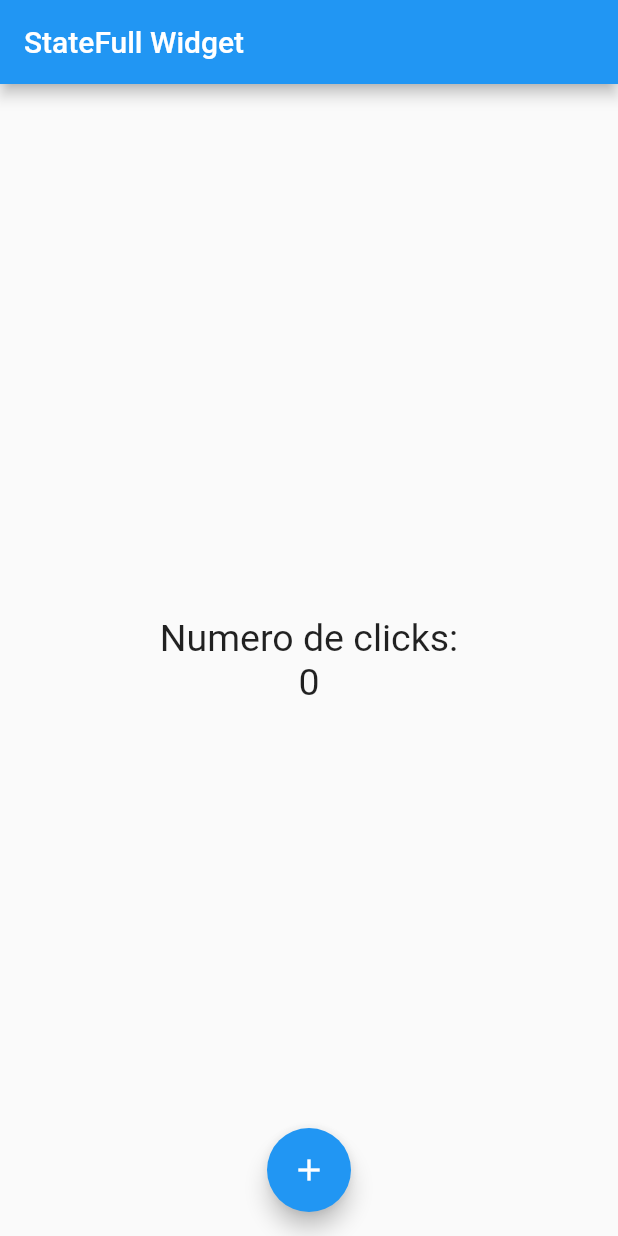
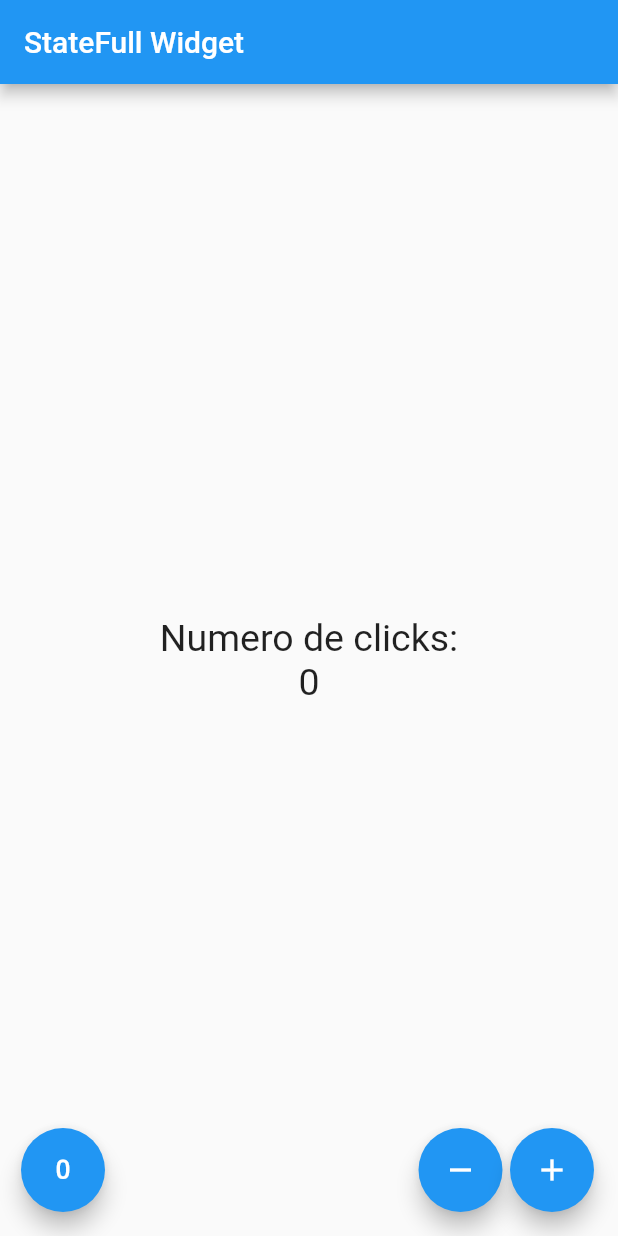
Before and after one commit to eduardo-lr/contador, a Flutter app: the screen it shows after launch, on a phone screen of 412 x 824 dp. Run offline on Flutter 3.47's test engine with Material 2 defaults, Android fonts, the phone set to English and light mode, and no system bars.

```diff
--- a/lib/src/pages/contador_page.dart
+++ b/lib/src/pages/contador_page.dart
@@ -19,12 +19,34 @@ class _ContadorPageState extends State<ContadorPage> {
           Text("Numero de clicks:", style: _estiloTexto),
           Text("$_conteo", style: _estiloTexto)
         ])),
-        floatingActionButton: FloatingActionButton(
+        floatingActionButton: _crearBotones());
+  }
+
+  Widget _crearBotones() {
+    return Row(
+      mainAxisAlignment: MainAxisAlignment.end,
+      children: [
+        SizedBox(
+          width: 30,
+        ),
+        FloatingActionButton(
+            child: Icon(Icons.exposure_zero),
             onPressed: () {
-              _conteo++;
-              setState(() {});
-            },
-            child: Icon(Icons.add)),
-        floatingActionButtonLocation: FloatingActionButtonLocation.centerFloat);
+              null;
+            }),
+        Expanded(child: SizedBox()),
+        FloatingActionButton(
+            child: Icon(Icons.remove),
+            onPressed: () {
+              null;
+            }),
+        SizedBox(width: 5.0),
+        FloatingActionButton(
+            child: Icon(Icons.add),
+            onPressed: () {
+              null;
+            })
+      ],
+    );
   }
 }
```
